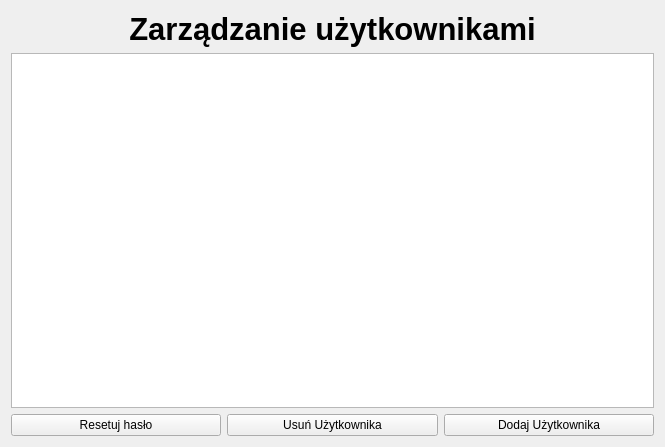
Before: the Qt Designer form users.ui in dash205/Projekt_Fryzjer, drawn with Qt 5.
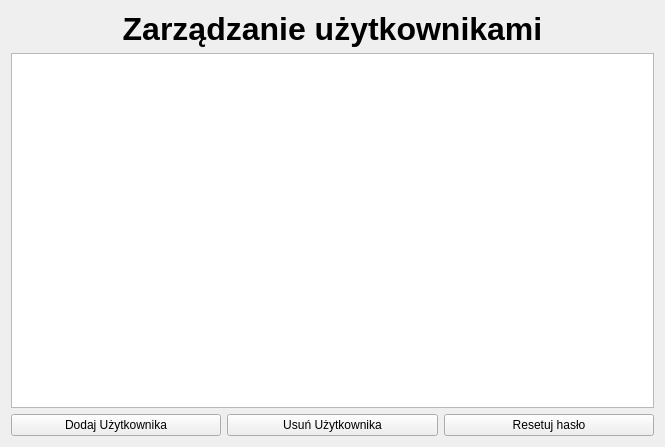
After: the same form once the commit is applied.

Diff of the .ui file:
```diff
--- a/users.ui
+++ b/users.ui
@@ -18,7 +18,7 @@
     <widget class="QLabel" name="label">
      <property name="font">
       <font>
-       <pointsize>23</pointsize>
+       <pointsize>24</pointsize>
        <bold>true</bold>
       </font>
      </property>
@@ -39,20 +39,6 @@
    </item>
    <item>
     <layout class="QHBoxLayout" name="horizontalLayout_2">
-     <item>
-      <widget class="QPushButton" name="editUser">
-       <property name="text">
-        <string>Resetuj hasło</string>
-       </property>
-      </widget>
-     </item>
-     <item>
-      <widget class="QPushButton" name="deleteUser">
-       <property name="text">
-        <string>Usuń Użytkownika</string>
-       </property>
-      </widget>
-     </item>
      <item>
       <widget class="QPushButton" name="addUser">
        <property name="mouseTracking">
@@ -75,6 +61,20 @@
        </property>
       </widget>
      </item>
+     <item>
+      <widget class="QPushButton" name="deleteUser">
+       <property name="text">
+        <string>Usuń Użytkownika</string>
+       </property>
+      </widget>
+     </item>
+     <item>
+      <widget class="QPushButton" name="editUser">
+       <property name="text">
+        <string>Resetuj hasło</string>
+       </property>
+      </widget>
+     </item>
     </layout>
    </item>
   </layout>
```
